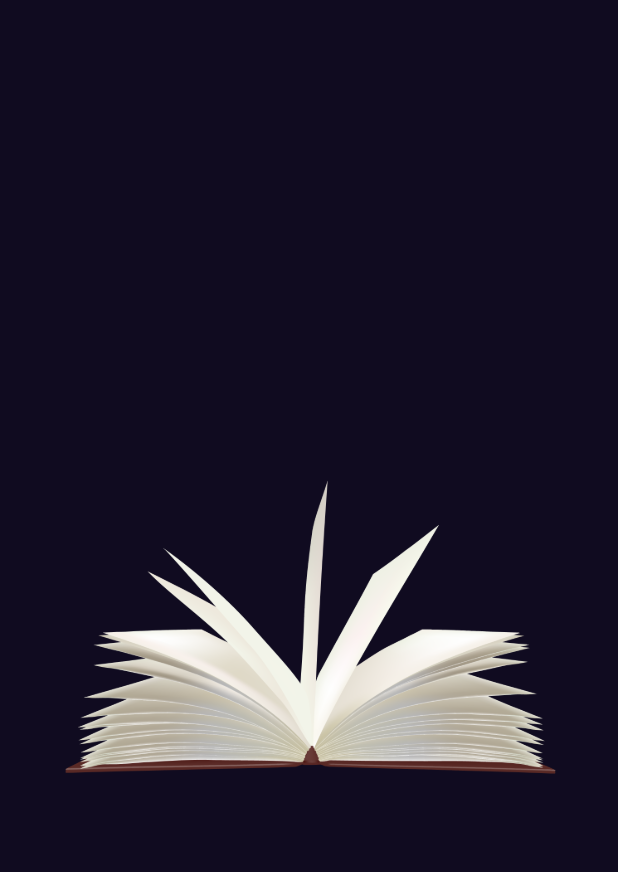
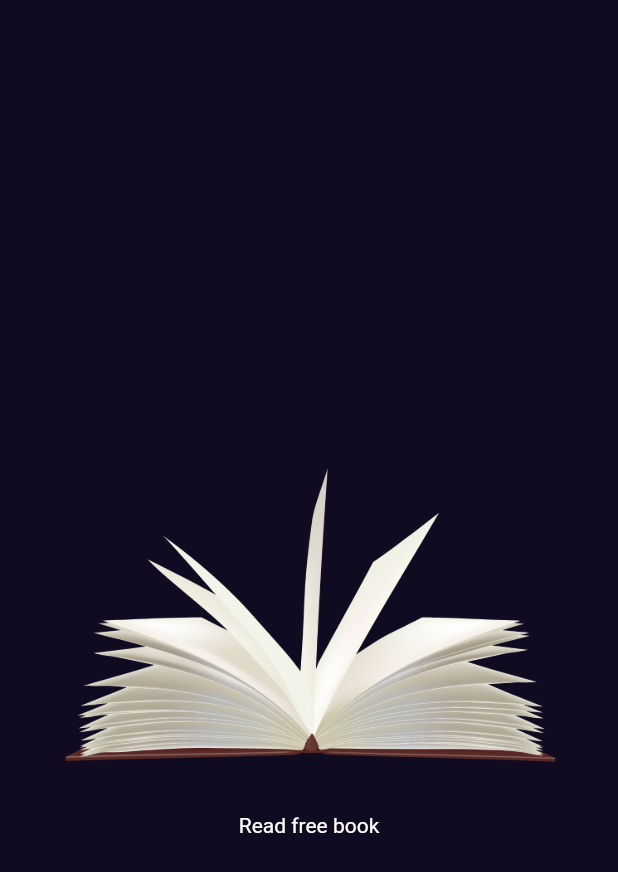
Before and after one commit to ahmdZhran/bookly_app, a Flutter app: the screen it shows after launch, on a phone screen of 412 x 824 dp. Shown: the top 872 px of the screen. Run offline on Flutter 3.47's test engine with Material 2 defaults, Android fonts, the phone set to English and light mode, and no system bars; our stand-ins replace get.

Commit message:
adding text

```diff
--- a/lib/features/presentation/views/widgets/splsh_view_body.dart
+++ b/lib/features/presentation/views/widgets/splsh_view_body.dart
@@ -10,6 +10,7 @@ class SplshViewBody extends StatelessWidget {
       mainAxisAlignment: MainAxisAlignment.center,
       children: [
         Image.asset(AssetsImages.logo3),
+        Text('Read free book'),
       ],
     );
   }
```
